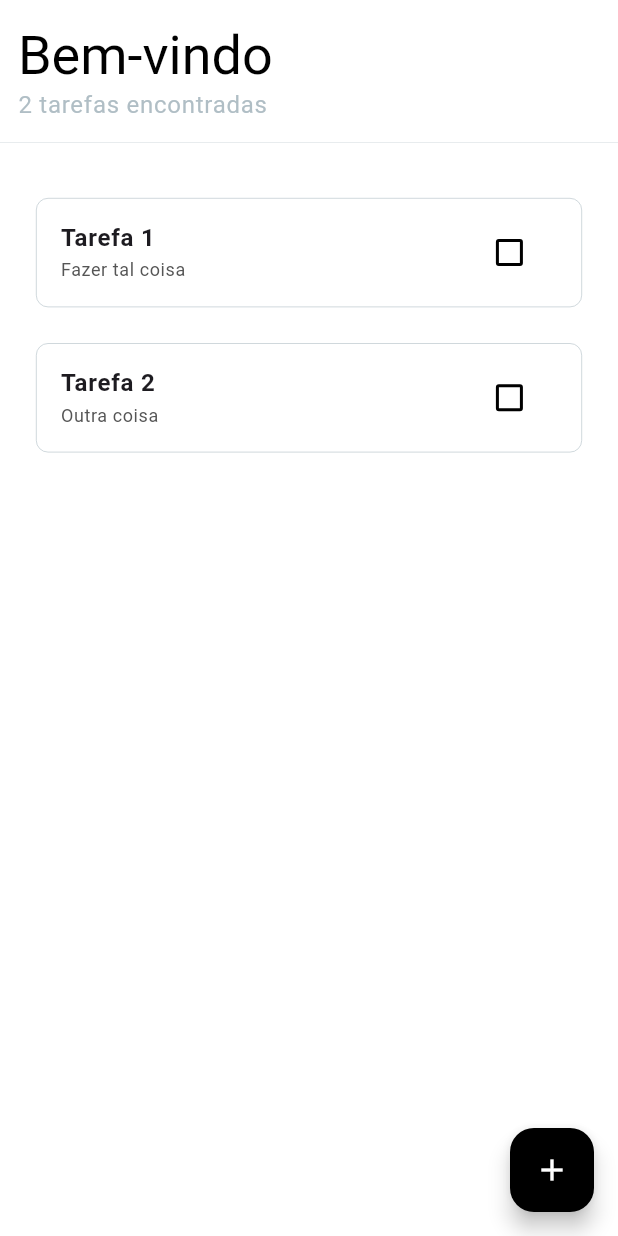
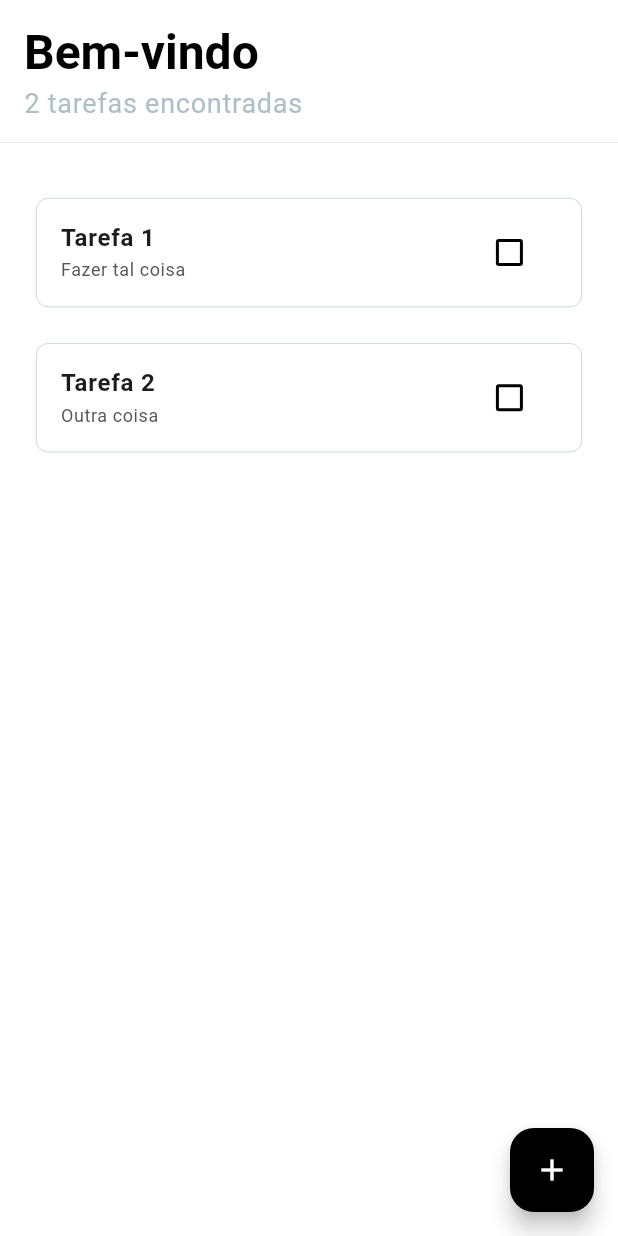
Before and after one commit to savioluis/cumpri, a Flutter app: the screen it shows after launch, on a phone screen of 412 x 824 dp. Run offline on Flutter 3.47's test engine with Material 3 defaults, Android fonts, the light colour scheme and no system bars; our stand-ins replace flutter_mobx, mobx; generated files the repository leaves out were written again.

Commit message:
feat: add DateTimeUtil for month name retrieval and enhance CumpriAppBar with action button support

```diff
--- a/lib/core/widgets/cumpri_appbar.dart
+++ b/lib/core/widgets/cumpri_appbar.dart
@@ -1,6 +1,7 @@
 import 'package:cumpri/core/extensions/color_extension.dart';
 import 'package:cumpri/core/extensions/text_extension.dart';
 import 'package:flutter/material.dart';
+import 'package:mobx/mobx.dart';
 
 class CumpriAppBar extends StatelessWidget implements PreferredSize {
   const CumpriAppBar({
@@ -8,6 +9,8 @@ class CumpriAppBar extends StatelessWidget implements PreferredSize {
     required this.title,
     this.subtitle,
     this.onBackPressed,
+    this.onActionPressed,
+    this.actionIcon,
     super.key,
   });
 
@@ -15,6 +18,8 @@ class CumpriAppBar extends StatelessWidget implements PreferredSize {
   final String title;
   final String? subtitle;
   final Function()? onBackPressed;
+  final Function()? onActionPressed;
+  final Icon? actionIcon;
 
   @override
   Widget build(BuildContext context) {
@@ -34,22 +39,34 @@ class CumpriAppBar extends StatelessWidget implements PreferredSize {
                 )
               : null,
           Padding(
-            padding: const EdgeInsets.symmetric(horizontal: 12),
-            child: Text(
-              title,
-              style: context.displayMedium?.copyWith(
-                fontSize: 36,
-                color: context.primaryColor,
-              ),
+            padding: const EdgeInsets.symmetric(horizontal: 16),
+            child: Row(
+              mainAxisAlignment: MainAxisAlignment.spaceBetween,
+              children: [
+                Text(
+                  title,
+                  style: context.headlineLarge?.copyWith(
+                    fontSize: 32,
+                    color: context.primaryColor,
+                    fontWeight: FontWeight.w600,
+                  ),
+                ),
+                if (onActionPressed != null && actionIcon != null)
+                  IconButton(
+                    onPressed: onActionPressed,
+                    icon: actionIcon!,
+                  ),
+              ],
             ),
           ),
           if (subtitle != null)
             Padding(
-              padding: const EdgeInsets.symmetric(horizontal: 12),
+              padding: const EdgeInsets.symmetric(horizontal: 16),
               child: Text(
                 subtitle!,
                 style: context.bodyLarge?.copyWith(
                   color: context.lightGreyColor,
+                  fontSize: 18,
                 ),
               ),
             ),
```
Also changed, not shown: lib/core/utils/date_time_util.dart (added, +20 -0 lines).
